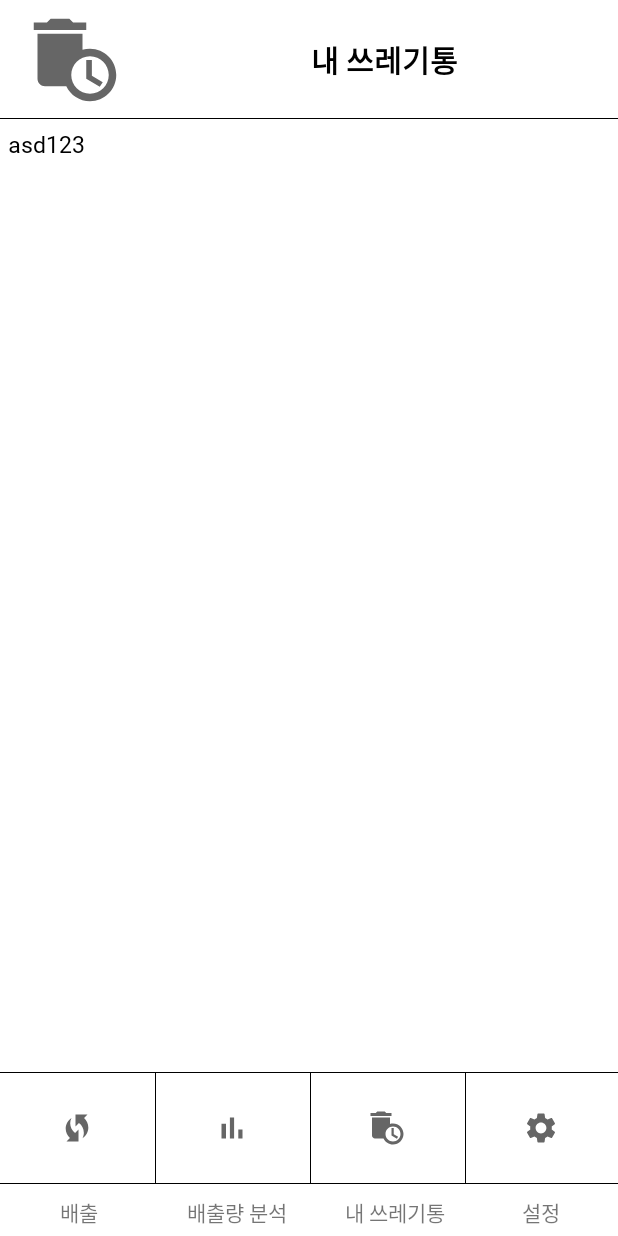
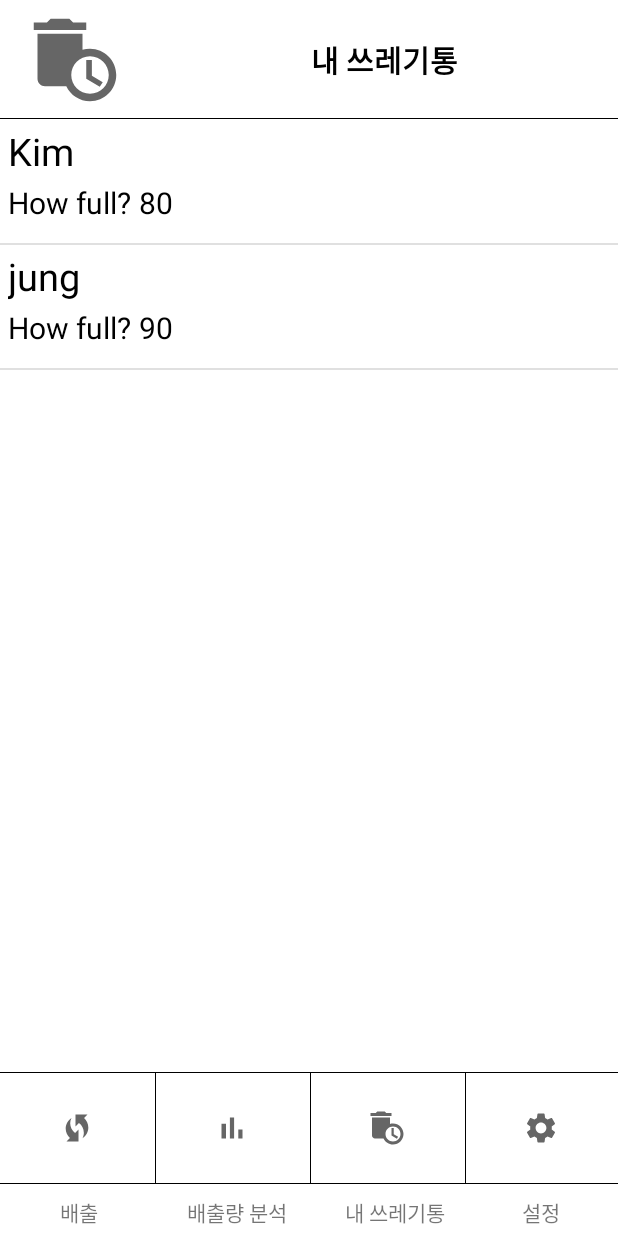
Before and after one commit to LeeJungHwan-Dev/2021_IDEA_HackAthon_Happy_Throw, an Android app: the my_trash screen opened directly, with no data from a screen before it, on a phone screen of 412 x 824 dp. Run offline under Robolectric (Android 15) with nearby library versions, the phone set to English and light mode, and no system bars; our stand-ins replace Firebase (no records; nobody signed in at launch, a user with empty details on screens opened directly).

Commit message:
15:08 kim

```diff
--- a/app/src/main/java/com/Happy/happythrow/Adapter.java
+++ b/app/src/main/java/com/Happy/happythrow/Adapter.java
@@ -11,16 +11,18 @@ import android.widget.TextView;
 import androidx.annotation.NonNull;
 import androidx.recyclerview.widget.RecyclerView;
 
+import java.util.ArrayList;
 
 
 public class Adapter extends RecyclerView.Adapter<Adapter.Holder> {
+    ArrayList<String> nameList;
+    ArrayList<String> howfullList;
+    ArrayList<String> fullnumList;
 
-    Context mContext;
-
-
-
-    public Adapter(Context context) {
-       this.mContext = context;
+    public Adapter(ArrayList<String> name, ArrayList<String> howfull,ArrayList<String> fullnum ) {
+        this.nameList = name;
+        this.howfullList = howfull;
+        this.fullnumList = fullnum;
     }
 
     @NonNull
@@ -29,34 +31,38 @@ public class Adapter extends RecyclerView.Adapter<Adapter.Holder> {
 
         Context context = parent.getContext();
         LayoutInflater inflater = (LayoutInflater) context.getSystemService(context.LAYOUT_INFLATER_SERVICE);
-        View view = inflater.inflate(R.layout.listview, parent, false);
+        View view = inflater.inflate(R.layout.my_trashitem, parent, false);
         return new Holder(view);
     }
 
     @Override
     public void onBindViewHolder(@NonNull Holder holder, int position) {
 
-            holder.tv1.setText("asd123");
-
+        holder.name.setText(nameList.get(position));
+        holder.howfull.setText(howfullList.get(position));
+        holder.fullnum.setText(fullnumList.get(position));
     }
 
     @Override
     public int getItemCount() {
 
-        return 1;
+        return nameList.size();
+
     }
 
     class Holder extends RecyclerView.ViewHolder {
 
-        TextView tv1;
+        TextView name;
+        TextView howfull;
+        TextView fullnum;
 
 
         public Holder(@NonNull View itemView) {
             super(itemView);
 
-
-            tv1 = itemView.findViewById(R.id.tv1);
-
+            name = itemView.findViewById(R.id.name);
+            howfull = itemView.findViewById(R.id.howfull);
+            fullnum = itemView.findViewById(R.id.fullnum);
         }
     }
 }
--- /dev/null
+++ b/app/src/main/java/com/Happy/happythrow/DivideLine.java
@@ -0,0 +1,21 @@
+package com.Happy.happythrow;
+
+import android.graphics.Rect;
+import android.view.View;
+
+import androidx.annotation.NonNull;
+import androidx.recyclerview.widget.RecyclerView;
+
+public class DivideLine extends RecyclerView.ItemDecoration {
+    private final int divHeight;
+
+    public DivideLine(int divHeight) {
+        this.divHeight = divHeight;
+    }
+
+    public void getItemOffsets(@NonNull Rect outRect, @NonNull View view, @NonNull RecyclerView parent, @NonNull RecyclerView.State state){
+        super.getItemOffsets(outRect, view, parent, state);
+        if(parent.getChildAdapterPosition(view) != parent.getAdapter().getItemCount() -1 );
+            outRect.bottom = divHeight;
+    }
+}
--- a/app/src/main/java/com/Happy/happythrow/my_trash.java
+++ b/app/src/main/java/com/Happy/happythrow/my_trash.java
@@ -4,6 +4,7 @@ import static android.content.ContentValues.TAG;
 
 import androidx.annotation.NonNull;
 import androidx.appcompat.app.AppCompatActivity;
+import androidx.recyclerview.widget.DividerItemDecoration;
 import androidx.recyclerview.widget.LinearLayoutManager;
 import androidx.recyclerview.widget.RecyclerView;
 
@@ -41,9 +42,7 @@ public class my_trash extends AppCompatActivity {
     ArrayList <String> howfullList = new ArrayList<>();
     ArrayList <String> fullnumList = new ArrayList<>();
     private FirebaseFirestore db = FirebaseFirestore.getInstance();
-    ArrayList<String> todo = new ArrayList<String>();
-    ArrayList<String> completodo = new ArrayList<String>();
-    RecyclerView todolist;
+    RecyclerView recyclerView;
 
     @Override
     protected void onCreate(Bundle savedInstanceState) {
@@ -58,7 +57,7 @@ public class my_trash extends AppCompatActivity {
         Gotrash = findViewById(R.id.Go_Trash_button);
         Gochart = findViewById(R.id.Go_chart_button);
         Gosetting = findViewById(R.id.Go_setting_button);
-        todolist = findViewById(R.id.itemList);
+        recyclerView = findViewById(R.id.itemList);
         /**
          * 아래 코드는 건들지 마시오.
          * 레이아웃을 다시 그려주는 코드 입니다.
@@ -72,26 +71,18 @@ public class my_trash extends AppCompatActivity {
         /**
          * 이 아래로 코드를 작성해주세요.
          */
-        nameList.add("Trash");
-        howfullList.add("Howfull");
-        fullnumList.add("80");
-        Adapter adapter = new Adapter(this);
-        todolist.setLayoutManager(new LinearLayoutManager(this));
-        todolist.setAdapter(adapter);
-        db.collection("trash")
-                .get()
-                .addOnCompleteListener(new OnCompleteListener<QuerySnapshot>() {
-                    @Override
-                    public void onComplete(@NonNull Task<QuerySnapshot> task) {
-                        if (task.isSuccessful()) {
-                            for (QueryDocumentSnapshot document : task.getResult()) {
-                                Log.d(TAG, document.getId() + " => " + document.getData());
-                            }
-                        } else {
-                            Log.w(TAG, "Error getting documents.", task.getException());
-                        }
-                    }
-                });
+
+        nameList.add("Kim"); nameList.add("jung");
+        howfullList.add("How full?"); howfullList.add("How full?");
+        fullnumList.add("80"); fullnumList.add("90");
+        Adapter adapter = new Adapter(nameList, howfullList, fullnumList);
+        recyclerView.setLayoutManager(new LinearLayoutManager(this));
+        recyclerView.setAdapter(adapter);
+
+        DividerItemDecoration dividerItemDecoration = new DividerItemDecoration(recyclerView.getContext(), new LinearLayoutManager(this).getOrientation());
+        recyclerView.addItemDecoration(dividerItemDecoration);
+        DivideLine spaceDecoration = new DivideLine(20);
+        recyclerView.addItemDecoration(spaceDecoration);
 
         Gotrash.setOnClickListener(new View.OnClickListener() {
             @Override
--- a/app/src/main/res/layout/my_trashitem.xml
+++ b/app/src/main/res/layout/my_trashitem.xml
@@ -2,20 +2,60 @@
 <LinearLayout xmlns:android="http://schemas.android.com/apk/res/android"
     xmlns:app="http://schemas.android.com/apk/res-auto"
     android:layout_width="match_parent"
-    android:layout_height="match_parent"
+    android:layout_height="wrap_content"
     android:orientation="vertical">
 
-    <!--구분선-->
 
+    <LinearLayout
+        android:layout_width="match_parent"
+        android:layout_height="wrap_content"
+        android:orientation="horizontal">
+
+        <LinearLayout
+            android:layout_width="match_parent"
+            android:layout_height="match_parent"
+            android:orientation="vertical">
+
+            <TextView
+                android:id="@+id/name"
+                android:layout_width="match_parent"
+                android:layout_height="wrap_content"
+                android:layout_marginLeft="5dp"
+                android:layout_marginTop="3dp"
+                android:text="Trash_can_name"
+                android:textColor="#000"
+                android:textSize="25sp" />
+
+            <LinearLayout
+                android:layout_width="wrap_content"
+                android:layout_height="wrap_content"
+                android:orientation="horizontal">
 
                 <TextView
-                    android:id="@+id/name"
-                    android:layout_width="match_parent"
-                    android:layout_height="30dp"
+                    android:id="@+id/howfull"
+                    android:layout_width="wrap_content"
+                    android:layout_height="wrap_content"
+                    android:layout_marginLeft="5dp"
                     android:layout_marginTop="3dp"
+                    android:layout_weight="1"
+                    android:text="TextView"
+                    android:textColor="#000"
+                    android:textSize="20sp" />
+
+                <TextView
+                    android:id="@+id/fullnum"
+                    android:layout_width="wrap_content"
+                    android:layout_height="wrap_content"
                     android:layout_marginLeft="5dp"
-                    android:text="Trash_can_name"
-                    android:textSize="20sp"
-                    android:textColor="#000"/>
+                    android:layout_marginTop="3dp"
+                    android:layout_weight="1"
+                    android:text="TextView"
+                    android:textColor="#000"
+                    android:textSize="20sp" />
+
+            </LinearLayout>
+        </LinearLayout>
+
+    </LinearLayout>
 
 </LinearLayout>
```
